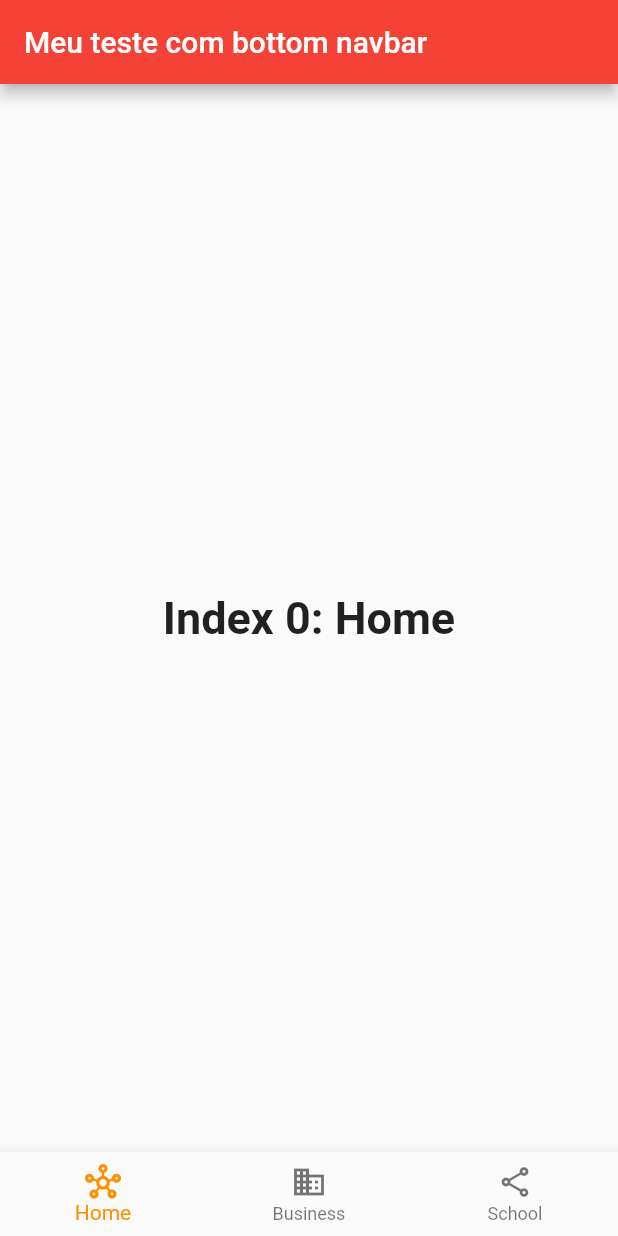
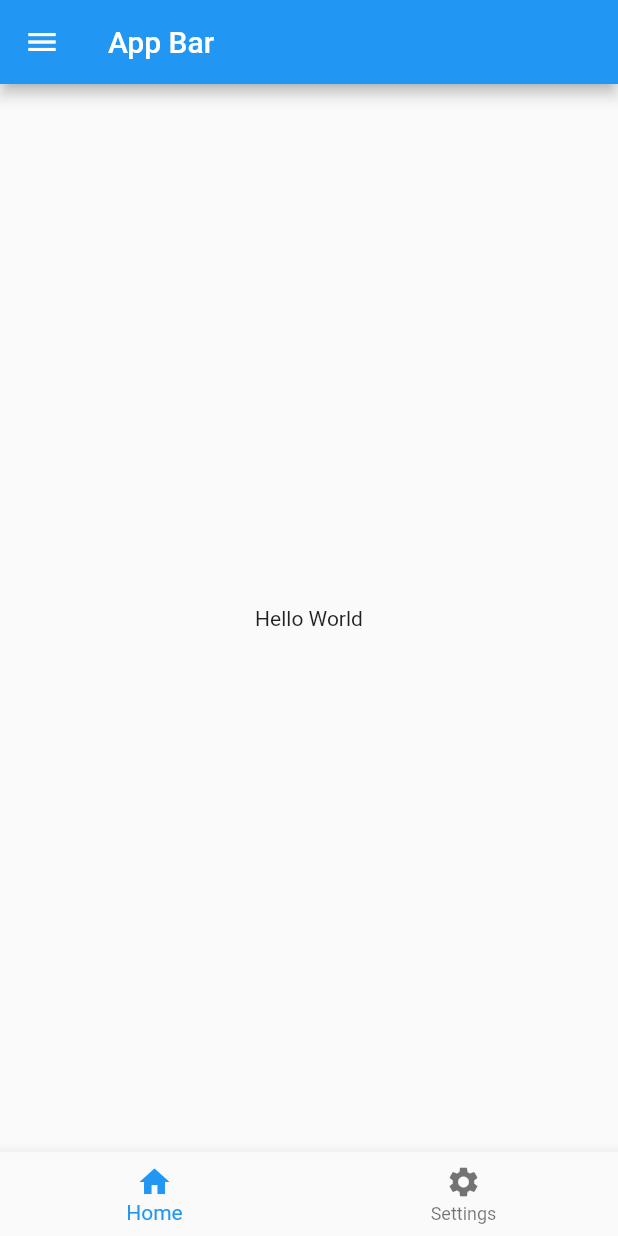
Before and after one commit to DouglasReiz/Teste-flutter, a Flutter app: the screen it shows after launch, on a phone screen of 412 x 824 dp. Run offline on Flutter 3.47's test engine with Material 2 defaults, Android fonts, the phone set to English and light mode, and no system bars.

Commit message:
novos testes com flutter (app bar e Bottom navigationBar)

```diff
--- a/lib/main.dart
+++ b/lib/main.dart
@@ -1,97 +1,40 @@
 import 'package:flutter/material.dart';
 
 void main() {
-  runApp(const MyApp());
+  runApp(
+    const MaterialApp(
+      home: MyWidget(),
+    ),
+  );
 }
 
-class MyApp extends StatelessWidget {
-  const MyApp({super.key});
+class MyWidget extends StatelessWidget {
+  const MyWidget({super.key});
 
-  // This widget is the root of your application.
   @override
   Widget build(BuildContext context) {
-    return MaterialApp(
-      title: 'Flutter Demo',
-      theme: ThemeData(
-        primarySwatch: Colors.red,
+    return Scaffold(
+      appBar: AppBar(
+        title: const Text('App Bar'),
       ),
-      home: const MyHomePage(title: 'Flutter Demo Home Page'),
+      drawer: const Drawer(),
+      body: const Center(
+        child: Text('Hello World'),
+      ),
+      bottomNavigationBar: BottomNavigationBar(
+        items: const <BottomNavigationBarItem> [
+          BottomNavigationBarItem(
+            icon: Icon(Icons.home),
+            label: 'Home',
+          ),
+          BottomNavigationBarItem(
+              icon: Icon(Icons.settings),
+            label: 'Settings'
+          )
+        ],
+      ),
+
+
     );
   }
 }
-
-class MyHomePage extends StatefulWidget {
-  const MyHomePage({super.key, required this.title});
-
-  final String title;
-
-  @override
-  State<MyHomePage> createState() => _MyHomePageState();
-}
-
-class _MyHomePageState extends State<MyHomePage> {
-    var _selectedIndex = 0;
-
-    static const TextStyle optionStyle =
-      TextStyle(fontSize: 30, fontWeight: FontWeight.bold);
-
-    static const List<Widget> _widgetOptions = <Widget>[
-      Text(
-        'Index 0: Home',
-        style: optionStyle,
-      ),
-
-      Text(
-        'Index 1: Business',
-        style: optionStyle,
-      ),
-
-      Text(
-        'Index 2: School',
-        style: optionStyle,
-      ),
-    ];
-
-    void _onItemTapped(int index) {
-      setState(() {
-        _selectedIndex = index;
-      });
-    }
-
-    @override
-    Widget build(BuildContext context){
-      return Scaffold(
-        appBar: AppBar(
-          title: const Text('Meu teste com bottom navbar'),
-        ),
-        body: Center(
-          child: _widgetOptions.elementAt(_selectedIndex),
-        ),
-        bottomNavigationBar: BottomNavigationBar(
-          items: const <BottomNavigationBarItem>[
-            BottomNavigationBarItem(
-              icon: Icon(Icons.hub_outlined),
-              label: 'Home',
-            ),
-
-            BottomNavigationBarItem(
-              icon: Icon(Icons.business_outlined),
-              label: 'Business',
-            ),
-
-            BottomNavigationBarItem(
-              icon: Icon(Icons.share_outlined),
-              label: 'School',
-            ),
-
-          ],
-
-          currentIndex: _selectedIndex,
-          selectedItemColor: Colors.amber[800],
-          onTap: _onItemTapped,
-
-        ),
-      );
-    }
-
-  }
```
Also changed, not shown: 1 other file.
